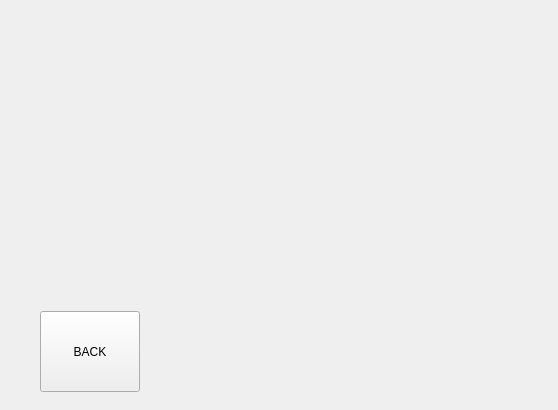
First picture: the form in src/view/s21_credit.ui, repository DonOutcast/s21_SmartCalc-v2.0, before the edit.
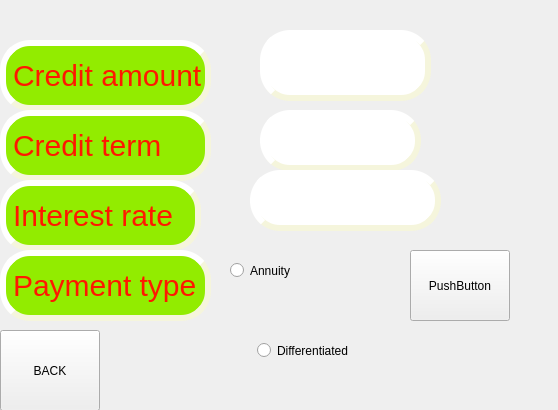
Second picture: the form after the edit.

Commit message: need some colors and go end

What changed in the file:
```diff
--- a/src/view/s21_credit.ui
+++ b/src/view/s21_credit.ui
@@ -16,8 +16,8 @@
   <widget class="QPushButton" name="button_back">
    <property name="geometry">
     <rect>
-     <x>40</x>
-     <y>311</y>
+     <x>0</x>
+     <y>330</y>
      <width>100</width>
      <height>81</height>
     </rect>
@@ -26,6 +26,222 @@
     <string>BACK</string>
    </property>
   </widget>
+  <widget class="QLineEdit" name="console_amount">
+   <property name="geometry">
+    <rect>
+     <x>260</x>
+     <y>30</y>
+     <width>171</width>
+     <height>71</height>
+    </rect>
+   </property>
+   <property name="styleSheet">
+    <string notr="true">QLineEdit#console_amount{
+	font-size: 30px;
+	color: rgb(0, 0, 0);
+	qproperty-alignment: 'AlignVCenter | AlignRight';
+	border: 1px solid gray;
+	background-color : white;
+	border-style: outset;
+	border-width: 6px;
+	border-color: beige;
+	border-radius: 30px;
+}</string>
+   </property>
+  </widget>
+  <widget class="QLineEdit" name="console_term">
+   <property name="geometry">
+    <rect>
+     <x>260</x>
+     <y>110</y>
+     <width>161</width>
+     <height>61</height>
+    </rect>
+   </property>
+   <property name="styleSheet">
+    <string notr="true">QLineEdit#console_term{
+	font-size: 30px;
+	color: rgb(0, 0, 0);
+	qproperty-alignment: 'AlignVCenter | AlignRight';
+	border: 1px solid gray;
+	background-color : white;
+	border-style: outset;
+	border-width: 6px;
+	border-color: beige;
+	border-radius: 30px;
+}</string>
+   </property>
+  </widget>
+  <widget class="QLineEdit" name="console_rate">
+   <property name="geometry">
+    <rect>
+     <x>250</x>
+     <y>170</y>
+     <width>191</width>
+     <height>61</height>
+    </rect>
+   </property>
+   <property name="styleSheet">
+    <string notr="true">QLineEdit#console_rate{
+	font-size: 30px;
+	color: rgb(0, 0, 0);
+	qproperty-alignment: 'AlignVCenter | AlignRight';
+	border: 1px solid gray;
+	background-color : white;
+	border-style: outset;
+	border-width: 6px;
+	border-color: beige;
+	border-radius: 30px;
+}</string>
+   </property>
+  </widget>
+  <widget class="QPushButton" name="pushButton">
+   <property name="geometry">
+    <rect>
+     <x>410</x>
+     <y>250</y>
+     <width>100</width>
+     <height>71</height>
+    </rect>
+   </property>
+   <property name="text">
+    <string>PushButton</string>
+   </property>
+  </widget>
+  <widget class="QRadioButton" name="radio_diff">
+   <property name="geometry">
+    <rect>
+     <x>220</x>
+     <y>310</y>
+     <width>251</width>
+     <height>81</height>
+    </rect>
+   </property>
+   <property name="styleSheet">
+    <string notr="true">
+color: rgb(0, 0, 0);
+fon-size: 34;
+margin-left: auto;
+margin-right:auto;
+width: 6em;</string>
+   </property>
+   <property name="text">
+    <string>Differentiated</string>
+   </property>
+  </widget>
+  <widget class="QRadioButton" name="radio_ann">
+   <property name="geometry">
+    <rect>
+     <x>230</x>
+     <y>240</y>
+     <width>211</width>
+     <height>61</height>
+    </rect>
+   </property>
+   <property name="text">
+    <string>Annuity</string>
+   </property>
+  </widget>
+  <widget class="QLabel" name="label">
+   <property name="geometry">
+    <rect>
+     <x>0</x>
+     <y>40</y>
+     <width>211</width>
+     <height>71</height>
+    </rect>
+   </property>
+   <property name="styleSheet">
+    <string notr="true">QLabel#label {
+		font-size: 30px;
+	color: #FF1800;
+	background-color: #92EC00;
+	border-style: outset;
+	border-width: 6px;
+	border-color: beige;
+	border-radius: 30px;
+}
+</string>
+   </property>
+   <property name="text">
+    <string>Credit amount</string>
+   </property>
+  </widget>
+  <widget class="QLabel" name="label_2">
+   <property name="geometry">
+    <rect>
+     <x>0</x>
+     <y>110</y>
+     <width>211</width>
+     <height>71</height>
+    </rect>
+   </property>
+   <property name="styleSheet">
+    <string notr="true">QLabel#label_2 {
+		font-size: 30px;
+	color: #FF1800;
+	background-color: #92EC00;
+	border-style: outset;
+	border-width: 6px;
+	border-color: beige;
+	border-radius: 30px;
+}
+</string>
+   </property>
+   <property name="text">
+    <string>Credit term</string>
+   </property>
+  </widget>
+  <widget class="QLabel" name="label_3">
+   <property name="geometry">
+    <rect>
+     <x>0</x>
+     <y>180</y>
+     <width>201</width>
+     <height>71</height>
+    </rect>
+   </property>
+   <property name="styleSheet">
+    <string notr="true">QLabel#label_3 {
+		font-size: 30px;
+	color: #FF1800;
+	background-color: #92EC00;
+	border-style: outset;
+	border-width: 6px;
+	border-color: beige;
+	border-radius: 30px;
+}
+</string>
+   </property>
+   <property name="text">
+    <string>Interest rate</string>
+   </property>
+  </widget>
+  <widget class="QLabel" name="label_4">
+   <property name="geometry">
+    <rect>
+     <x>0</x>
+     <y>250</y>
+     <width>211</width>
+     <height>71</height>
+    </rect>
+   </property>
+   <property name="styleSheet">
+    <string notr="true">QLabel#label_4 {
+		font-size: 30px;
+	color: #FF1800;
+	background-color: #92EC00;
+	border-style: outset;
+	border-width: 6px;
+	border-color: beige;
+	border-radius: 30px;
+}
+</string>
+   </property>
+   <property name="text">
+    <string>Payment type</string>
+   </property>
+  </widget>
  </widget>
  <resources/>
  <connections/>
```
The commit also changes 18 other files.
